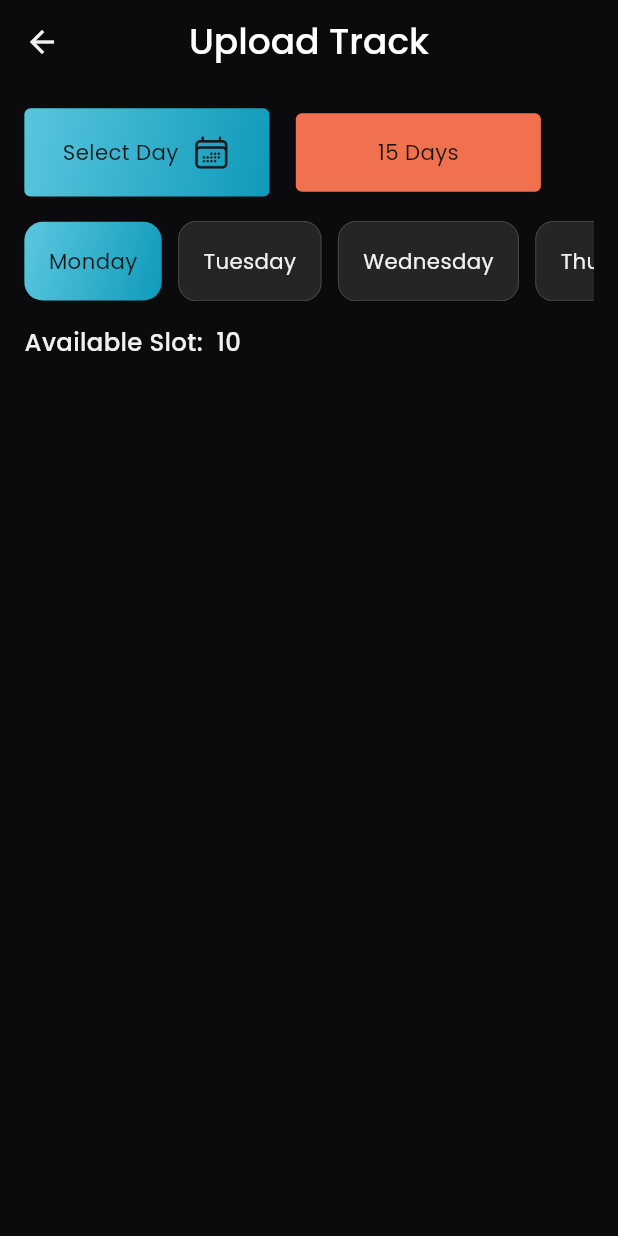
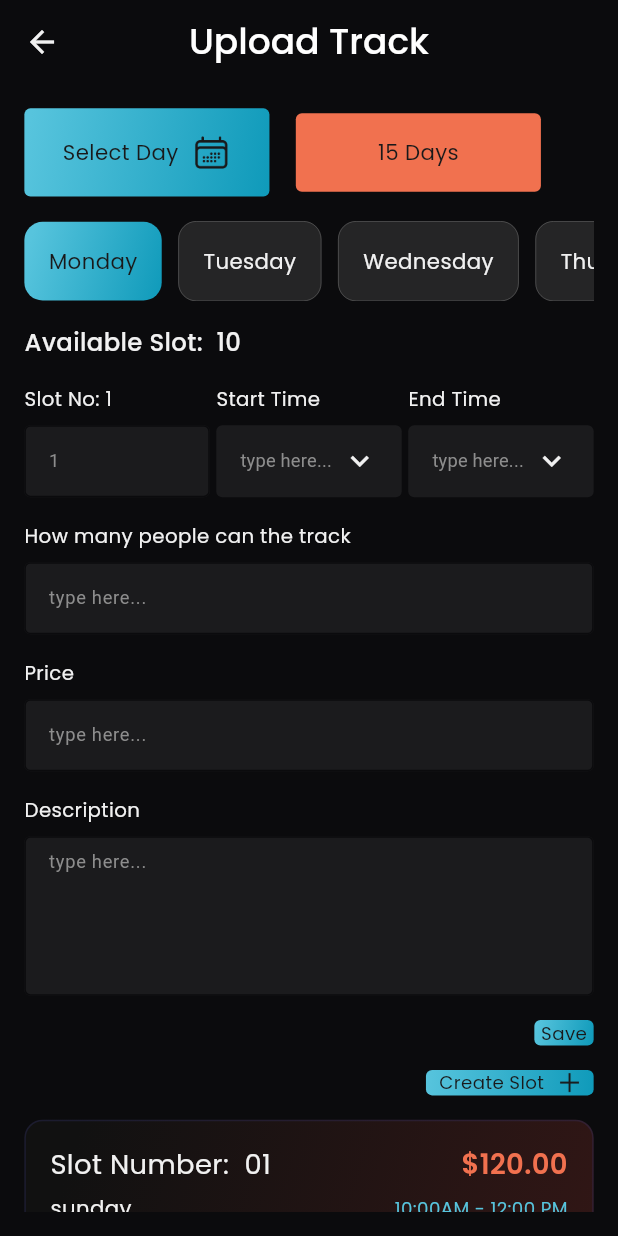
Before and after one commit to moury12/My-Tracks, a Flutter app: the CreateTrackScreen screen opened by its route, after a tap on "Next", on a phone screen of 412 x 824 dp. Run offline on Flutter 3.47's test engine with Material 3 defaults, Android fonts, the phone set to English and light mode, and no system bars; our stand-ins replace device_preview, flutter_screenutil, get, google_fonts.

Commit message:
feat: upload track

```diff
--- a/lib/controller/create_track_controller.dart
+++ b/lib/controller/create_track_controller.dart
@@ -9,9 +9,13 @@ class CreateTrackController extends GetxController {
   Rx<TextEditingController> trackLocationController =
       TextEditingController().obs;
   Rx<TextEditingController> trackDescriptionController =
+      TextEditingController().obs; Rx<TextEditingController> uploadTrackPeopleNumberController = TextEditingController().obs;
+  Rx<TextEditingController> uploadTrackPriceController =
+      TextEditingController().obs;
+  Rx<TextEditingController> uploadTrackDescriptionController =
       TextEditingController().obs;
   RxList<String> weekDays = <String>[].obs;
-RxInt selectedDay =0.obs;
+  RxInt selectedDay = 0.obs;
   getWeekDays() {
     weekDays.value = generateWeekDays();
   }
@@ -25,9 +29,17 @@ RxInt selectedDay =0.obs;
     }
     return weekdays;
   }
+
   @override
   void onInit() {
- getWeekDays();
+    getWeekDays();
     super.onInit();
   }
+  @override
+  void onClose() {
+    trackNameController.value.dispose();
+    trackLocationController.value.dispose();
+    trackDescriptionController.value.dispose();
+  super.onClose();
+  }
 }
--- a/lib/core/components/custom_drop_down_button.dart
+++ b/lib/core/components/custom_drop_down_button.dart
@@ -29,6 +29,7 @@ class _CustomDropdownState extends State<CustomDropdown> {
   Widget build(BuildContext context) {
     return Column(
       crossAxisAlignment: CrossAxisAlignment.start,
+      mainAxisSize: MainAxisSize.min,
       children: [ widget.title != null
           ? Text(
         widget.title ?? '',
--- a/lib/core/constant/app_strings.dart
+++ b/lib/core/constant/app_strings.dart
@@ -36,6 +36,7 @@ class AppStaticString {
   static const String email = "Email";
   static const String userName = "User Name";
   static const String password = "Password";
+  static const String areYouSureToDelete = "Are you sure you want to delete this content ?";
   static const String confirmPassword = "Confirm Password";
   static const String emailEnter = "Enter your Email";
   static const String userNameEnter = "Enter your User Name";
@@ -98,7 +99,7 @@ class AppStaticString {
   static const String  typeHere= "type here...";
   static const String  uploadPhoto= "Upload photo";
   static const String  uploadImage= "Upload Image";
-  static const String  slotNo= "Slot No";
+  static const String  slotNo= "Slot No:";
   static const String  totalSeat= "Total seat";
   static const String  price= "Price";
   static const String  publish= "Publish";
--- a/lib/core/constant/custom_space.dart
+++ b/lib/core/constant/custom_space.dart
@@ -6,6 +6,7 @@ SizedBox space20H= SizedBox(height: 20.h,);
 SizedBox space16H= SizedBox(height: 16.h,);
 SizedBox space12H= SizedBox(height: 12.h,);
 SizedBox space8H= SizedBox(height: 8.h,);
+SizedBox space4H= SizedBox(height: 4.h,);
 SizedBox space6H= SizedBox(height: 6.h,);
 SizedBox space24W= SizedBox(width: 24.w,);
 SizedBox space16W= SizedBox(width: 16.w,);
--- a/lib/core/constant/padding_constant.dart
+++ b/lib/core/constant/padding_constant.dart
@@ -6,6 +6,7 @@ EdgeInsets padding12=EdgeInsets.all(12.sp);
 EdgeInsets padding14=EdgeInsets.all(14.sp);
 EdgeInsets padding16H=EdgeInsets.symmetric(horizontal:16.sp);
 EdgeInsets padding12T=EdgeInsets.only(top:12.sp);
+EdgeInsets padding6T=EdgeInsets.only(top:6.sp);
 EdgeInsets padding16V=EdgeInsets.symmetric(vertical:16.sp);
 EdgeInsets padding14H=EdgeInsets.symmetric(horizontal:14.sp);
 EdgeInsets padding14V=EdgeInsets.symmetric(vertical:14.sp);
--- a/lib/core/utils/app_color.dart
+++ b/lib/core/utils/app_color.dart
@@ -14,6 +14,7 @@ class AppColors {
   static const Color textFieldColor = Color(0xff1B1B1D);
   static const Color navigationColor = Color(0xff1B1B1D);
   static const Color redColor = Color(0xffD43931);
+  static const Color redBrightColor = Color(0xffFF3B30);
   static const Color marronColor = Color(0xff351716);
   static const Color blackColor = Color(0xff111111);
   static const Color blackLightColor = Color(0xff19191A);
--- a/lib/main.dart
+++ b/lib/main.dart
@@ -1,3 +1,5 @@
+import 'package:device_preview/device_preview.dart';
+import 'package:flutter/foundation.dart';
 import 'package:flutter/material.dart';
 import 'package:flutter_screenutil/flutter_screenutil.dart';
 import 'package:get/get.dart';
@@ -10,7 +12,12 @@ import 'package:track_trek/view/initial/splash.dart';
 void main() {
   WidgetsFlutterBinding.ensureInitialized();
 
-  runApp(const MyApp());
+  runApp(DevicePreview(
+    enabled: !kReleaseMode,
+    builder: (context) {
+      return const MyApp();
+    }
+  ));
 }
 
 class MyApp extends StatelessWidget {
@@ -25,6 +32,9 @@ class MyApp extends StatelessWidget {
       useInheritedMediaQuery: true,
 
        builder: (context, child) =>GetMaterialApp(
+         useInheritedMediaQuery: true,
+         locale: DevicePreview.locale(context),
+         builder: DevicePreview.appBuilder,
          title: 'Track Trek',
 initialBinding: CommonBinding(),
           theme: darkTheme,
--- a/lib/view/add/create_track.dart
+++ b/lib/view/add/create_track.dart
@@ -26,6 +26,7 @@ class CreateTrackScreen extends StatelessWidget {
       ),
       body: Padding(
         padding: padding16,
+        child: SingleChildScrollView(
           child: Column(
             crossAxisAlignment: CrossAxisAlignment.start,
             spacing: 16.h,
@@ -64,6 +65,7 @@ class CreateTrackScreen extends StatelessWidget {
             ],
           ),
         ),
+      ),
     );
   }
 }
--- a/lib/view/add/upload_image_widget.dart
+++ b/lib/view/add/upload_image_widget.dart
@@ -30,19 +30,23 @@ class UploadImageWidget extends StatelessWidget {
 }
 
 class LightBlackFillWidget extends StatelessWidget {
+  final Widget? child;
+  final double? width;
+  final double? height;
   const LightBlackFillWidget({
-    super.key,
+    super.key, this.child, this.width, this.height,
   });
 
   @override
   Widget build(BuildContext context) {
     return Container(
-      width: double.infinity,
-      height: 153.h,
+      width: width??double.infinity,
+      height:height?? 153.h,
+      alignment: Alignment.center,
       decoration: BoxDecoration(
           color: AppColors.navigationColor,
           borderRadius: BorderRadius.circular(4.r)),
-      child: const UploadImageIconTextWidget(),
+      child: child?? UploadImageIconTextWidget(),
     );
   }
 }
--- a/lib/view/add/upload_track.dart
+++ b/lib/view/add/upload_track.dart
@@ -3,6 +3,8 @@ import 'package:flutter_screenutil/flutter_screenutil.dart';
 import 'package:get/get.dart';
 import 'package:track_trek/controller/create_track_controller.dart';
 import 'package:track_trek/core/components/custom_appbar.dart';
+import 'package:track_trek/core/components/custom_drop_down_button.dart';
+import 'package:track_trek/core/components/custom_textfield.dart';
 import 'package:track_trek/core/constant/app_strings.dart';
 import 'package:track_trek/core/constant/custom_space.dart';
 import 'package:track_trek/core/constant/fontsize_constant.dart';
@@ -10,7 +12,10 @@ import 'package:track_trek/core/constant/image_constants.dart';
 import 'package:track_trek/core/constant/padding_constant.dart';
 import 'package:track_trek/core/utils/app_color.dart';
 import 'package:track_trek/core/utils/text_style.dart';
+import 'package:track_trek/view/add/widgets/track_slot_widget.dart';
 import 'package:track_trek/view/home/widgets/gradient_container_widget.dart';
+import 'package:track_trek/view/manage/widgets/event_manage_card_widget.dart';
+
 
 class UploadTrackScreen extends StatelessWidget {
   static String routeName = '/upload';
@@ -24,7 +29,9 @@ class UploadTrackScreen extends StatelessWidget {
       ),
       body: Padding(
         padding: padding16,
-        child: Column(spacing: 16.h,
+        child: SingleChildScrollView(
+          child: Column(
+            spacing: 16.h,
             crossAxisAlignment: CrossAxisAlignment.start,
             children: [
               Row(
@@ -61,43 +68,145 @@ class UploadTrackScreen extends StatelessWidget {
                   space16W
                 ],
               ),
+
               ///======================Week Days==================///
               Obx(() {
                 return SingleChildScrollView(
                   scrollDirection: Axis.horizontal,
-                child: Row(spacing:10.w ,
+                  child: Row(
+                    spacing: 10.w,
                     children: [
-
                       ...List.generate(
                         CreateTrackController.to.weekDays.length,
-                          (index) => CreateTrackController.to.selectedDay.value == index
+                        (index) => CreateTrackController.to.selectedDay.value ==
+                                index
                             ? GradientContainerWidget(
                                 text: CreateTrackController.to.weekDays[index],
-                            textStyle: poppinsRegular.
-                            copyWith(color: AppColors.blackLightColor,
+                                textStyle: poppinsRegular.copyWith(
+                                    color: AppColors.blackLightColor,
                                     fontSize: getFontSizeDefault(context)),
                               )
                             : CreateTrackController.to.weekDays[index].isEmpty
                                 ? space16W
                                 : BlackContainerWidget(
-                            textStyle: poppinsRegular.
-                              copyWith(
+                                    textStyle: poppinsRegular.copyWith(
                                         fontSize: getFontSizeDefault(context)),
                                     onTap: () {
-                              CreateTrackController.to.selectedDay.value =
-                                  index;
+                                      CreateTrackController
+                                          .to.selectedDay.value = index;
                                     },
-                            text: CreateTrackController.to.weekDays[index],
+                                    text: CreateTrackController
+                                        .to.weekDays[index],
                                   ),
                       )
                     ],
                   ),
                 );
               }),
+
               ///===================dynamic available slot===================//
-             Text('${AppStaticString.availableSlot} 10',style: poppinsMedium.copyWith(fontSize: getFontSizeLarge(context)),),
+              Text(
+                '${AppStaticString.availableSlot} 10',
+                style:
+                    poppinsMedium.copyWith(fontSize: getFontSizeLarge(context)),
+              ),
 
+              Row(
+                spacing: 4.w,
+                children: const [
+                  Expanded(
+                      child: CustomTextField(
+                    title: '${AppStaticString.slotNo} 1',
+                    hintText: '1',
+                  )),
+                  Expanded(
+                      child: CustomDropdown(
+                    title: 'Start Time',
+                  )),
+                  Expanded(
+                      child: CustomDropdown(
+                    title: 'End Time',
+                  )),
                 ],
+              ),
+
+              ///=====================input number of people=========================///
+
+              CustomTextField(
+                title: AppStaticString.howManyPeopleCanTrack,
+                hintText: AppStaticString.typeHere,
+                textEditingController: CreateTrackController
+                    .to.uploadTrackPeopleNumberController.value,
+              ),
+
+              ///=====================input price=========================///
+
+              CustomTextField(
+                title: AppStaticString.price,
+                hintText: AppStaticString.typeHere,
+                textEditingController:
+                    CreateTrackController.to.uploadTrackPriceController.value,
+              ),
+
+              ///=====================input description=========================///
+              CustomTextField(
+                title: AppStaticString.description,
+                hintText: AppStaticString.typeHere,
+                textEditingController: CreateTrackController
+                    .to.uploadTrackDescriptionController.value,
+                maxLines: 5,
+                keyboardType: TextInputType.multiline,
+                textInputAction: TextInputAction.newline,
+              ),
+
+              ///==================save button================///
+              Align(
+                alignment: Alignment.centerRight,
+                child: IntrinsicWidth(
+                  child: GradientContainerWidget(
+                    radius: 4.r,
+                    textStyle: poppinsRegular.copyWith(
+                        color: AppColors.blackLightColor,
+                        fontSize: getFontSizeSmall(context)),
+                    text: AppStaticString.save,
+                    padding: EdgeInsets.symmetric(horizontal: 4.w),
+                  ),
+                ),
+              ),
+
+              ///========================create slot button=========================///
+              Align(
+                alignment: Alignment.centerRight,
+                child: IntrinsicWidth(
+                  child: GradientContainerWidget(
+                    radius: 4.r,
+                    padding: EdgeInsets.symmetric(horizontal: 8.w),
+                    child: Row(
+                      mainAxisAlignment: MainAxisAlignment.center,
+                      children: [
+                        Text(
+                          AppStaticString.createSlot,
+                          style: poppinsRegular.copyWith(
+                              color: AppColors.blackLightColor,
+                              fontSize: getFontSizeSmall(context)),
+                        ),
+                        space8W,
+                        Image.asset(
+                          plusIconUrl,
+                          height: 14.w,
+                          width: 14.w,
+                          color: AppColors.blackLightColor,
+                        )
+                      ],
+                    ),
+                  ),
+                ),
+              ),
+               const MarronGradientContainerWidget(
+                child: TrackSlotWidget(),
+              )
+            ],
+          ),
         ),
       ),
     );
--- /dev/null
+++ b/lib/view/add/widgets/point_text_widget.dart
@@ -0,0 +1,36 @@
+import 'package:flutter/material.dart';
+import 'package:track_trek/core/constant/custom_space.dart';
+import 'package:track_trek/core/constant/fontsize_constant.dart';
+import 'package:track_trek/core/constant/padding_constant.dart';
+import 'package:track_trek/core/utils/text_style.dart';
+
+class PointTextWidget extends StatelessWidget {
+  const PointTextWidget({
+    super.key,
+  });
+
+  @override
+  Widget build(BuildContext context) {
+    return Row(
+      mainAxisAlignment: MainAxisAlignment.start,
+      crossAxisAlignment: CrossAxisAlignment.start,
+      children: [
+        Padding(
+          padding:padding6T,
+          child: Icon(
+            Icons.circle,
+            size: 5,
+          ),
+        ),
+        space6W,
+        Expanded(
+            child: Text(
+              'The readable content of a page when looking at its layout.',
+              style: poppinsRegular.copyWith(
+                fontSize: getFontSizeSmall(context),
+              ),
+            ))
+      ],
+    );
+  }
+}
--- /dev/null
+++ b/lib/view/add/widgets/track_slot_widget.dart
@@ -0,0 +1,153 @@
+import 'package:flutter/material.dart';
+import 'package:flutter_screenutil/flutter_screenutil.dart';
+import 'package:get/get.dart';
+import 'package:track_trek/controller/create_track_controller.dart';
+import 'package:track_trek/core/components/custom_appbar.dart';
+import 'package:track_trek/core/components/custom_button.dart';
+import 'package:track_trek/core/components/custom_drop_down_button.dart';
+import 'package:track_trek/core/components/custom_textfield.dart';
+import 'package:track_trek/core/constant/app_strings.dart';
+import 'package:track_trek/core/constant/custom_space.dart';
+import 'package:track_trek/core/constant/fontsize_constant.dart';
+import 'package:track_trek/core/constant/image_constants.dart';
+import 'package:track_trek/core/constant/padding_constant.dart';
+import 'package:track_trek/core/utils/app_color.dart';
+import 'package:track_trek/core/utils/text_style.dart';
+import 'package:track_trek/view/add/widgets/point_text_widget.dart';
+import 'package:track_trek/view/add/widgets/track_slot_widget.dart';
+import 'package:track_trek/view/home/widgets/gradient_container_widget.dart';
+import 'package:track_trek/view/manage/widgets/event_manage_card_widget.dart';
+class TrackSlotWidget extends StatelessWidget {
+  const TrackSlotWidget({
+    super.key,
+  });
+
+  @override
+  Widget build(BuildContext context) {
+    return Column(
+      children: [
+        Row(
+          children: [
+            ///================= slot num dynamic========================///
+            Expanded(
+              flex: 3,
+              child: Text(
+                '${AppStaticString.slotNumber} 01',
+                style: poppinsRegular.copyWith(
+                    fontSize: getFontSizeExtraLarge(context)),
+              ),
+            ),
+
+            ///================= slot price dynamic========================///
+            Expanded(
+                flex: 2,
+                child: Text(
+                  '\$120.00',
+                  style: poppinsSemiBold.copyWith(
+                      fontSize: getFontSizeExtraLarge(context),
+                      color: AppColors.primaryColor),
+                  textAlign: TextAlign.end,
+                ))
+          ],
+        ),
+        space6H,
+        Row(
+          children: [
+            ///================= slot week dynamic========================///
+            Expanded(
+              flex: 1,
+              child: Text(
+                'sunday',
+                style: poppinsRegular.copyWith(
+                    fontSize: getFontSizeDefault(context)),
+              ),
+            ),
+
+            ///================= slot time dynamic========================///
+            Expanded(
+                flex: 3,
+                child: Text(
+                  AppStaticString.dummyTime,
+                  textAlign: TextAlign.end,
+                  style: poppinsRegular.copyWith(
+                      color: AppColors.blueColor,
+                      fontSize: getFontSizeSmall(context)),
+                ))
+          ],
+        ),
+        space12H,
+        ...List.generate(
+          3,
+              (index) => const PointTextWidget(),
+        ),
+        Row(
+          mainAxisAlignment: MainAxisAlignment.end,
+          children: [
+            GestureDetector(
+              onTap: () {
+                showDialog(
+                  context: context,
+                  builder: (context) => AlertDialog(
+                    backgroundColor: AppColors.blackColor,
+                    content: Column(
+                      mainAxisSize: MainAxisSize.min,
+                      children: [
+                        Text(AppStaticString.areYouSureToDelete,style: poppinsRegular.copyWith(fontSize: getFontSizeLarge(context)),),
+                        space16H,
+                        Row(
+                          spacing: 16.w,
+                          children: [
+                            Expanded(
+                                child: CustomButton(
+                                  onTap: () {
+                                    Navigator.pop(context);
+                                  },
+                                  height: 44.h,
+                                  width: 92.w,
+                                  title: AppStaticString.yes,
+                                  textColor: AppColors.whiteLightColor,
+                                  borderColor: AppColors.redBrightColor,
+                                  fillColor: AppColors.redBrightColor,
+                                )),
+                            Expanded(
+                                child: CustomButton(
+
+                                  onTap: () {
+                                    Navigator.pop(context);
+                                  },
+                                  height: 44.h,
+                                  width: 92.w,
+                                  title: AppStaticString.no,
+                                  textColor: AppColors.whiteLightColor,
+                                  borderColor: AppColors.greenColor,
+                                  fillColor: AppColors.greenColor,
+                                )),
+                          ],
+                        ),
+                      ],
+                    ),
+                  ),
+                );
+              },
+              child: Padding(
+                padding: EdgeInsets.all(8.sp),
+                child: Image.asset(
+                  deleteIconUrl,
+                  height: 24.w,
+                  width: 24.w,
+                ),
+              ),
+            ),
+            Text(
+              AppStaticString.seeMore,
+              style: poppinsMedium.copyWith(
+                  fontSize: getFontSizeSmall(context)),
+            ),
+            space8W,
+            const Icon(Icons.arrow_drop_down_outlined)
+          ],
+        )
+      ],
+    );
+  }
+}
--- a/lib/view/home/widgets/gradient_container_widget.dart
+++ b/lib/view/home/widgets/gradient_container_widget.dart
@@ -15,10 +15,11 @@ class GradientContainerWidget extends StatelessWidget {
   final double? radius;
   final double? borderWidth;
   final Widget? child;
+  final EdgeInsets? padding;
   final Function()? onTap;
 
   const GradientContainerWidget({
-    super.key, this.firstColor, this.secondColor, this.textColor, this.text, this.radius, this.borderColor, this.borderWidth, this.onTap, this.child, this.textStyle,
+    super.key, this.firstColor, this.secondColor, this.textColor, this.text, this.radius, this.borderColor, this.borderWidth, this.onTap, this.child, this.textStyle, this.padding,
   });
 
   @override
@@ -26,7 +27,7 @@ class GradientContainerWidget extends StatelessWidget {
     return GestureDetector(onTap:onTap?? (){},
       child: Container(
         alignment: Alignment.center,
-        padding:padding16,
+        padding:padding??padding16,
         decoration:  BoxDecoration(
             borderRadius:BorderRadius.circular(radius??12.r) ,
             border: Border.all(width:borderWidth??0 ,color: borderColor??Colors.transparent),
--- a/pubspec.yaml
+++ b/pubspec.yaml
@@ -38,7 +38,8 @@ dependencies:
   google_fonts: ^6.2.1
   flutter_screenutil: ^5.9.3
   get: ^4.6.6
-  intl: ^0.20.1
+  intl: ^0.19.0
+  device_preview: ^1.2.0
 
 dev_dependencies:
   flutter_test:
```
Also changed, not shown: lib/controller/track_management_controller.dart (+3 -5 lines), pubspec.lock. Lines whose indentation alone changed are shown as unchanged.
